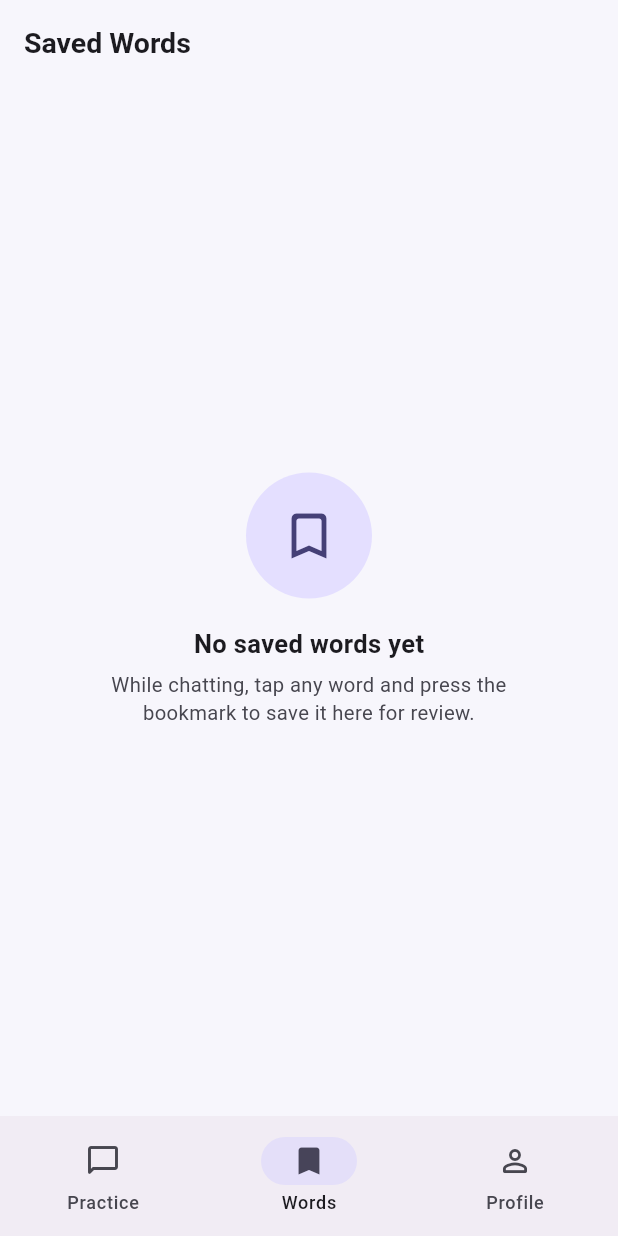
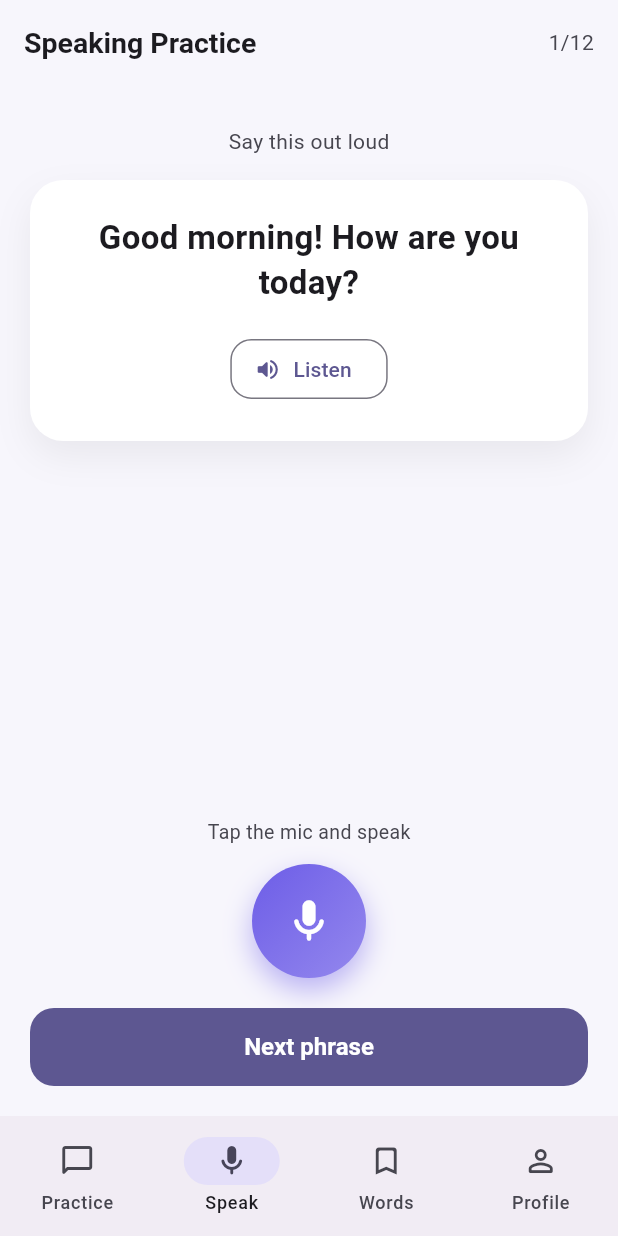
Before and after one commit to daksh437/speak-frankly, a Flutter app: the MainShell screen opened directly, item 2 of the bottom bar chosen, on a phone screen of 412 x 824 dp. Run offline on Flutter 3.47's test engine with Material 3 defaults, Android fonts, the phone set to English and light mode, and no system bars; our stand-ins replace audioplayers, firebase_auth, firebase_core, flutter_tts, shared_preferences, speech_to_text; accounts and stored records are empty; network calls fail.

Commit message:
Speaking practice: mic in chat + listen-and-imitate with pronunciation score
- SpeechService: on-device speech-to-text + TTS (flutter_tts, speech_to_text)
- Chat input gets a mic button (speak your reply, live transcription)
- New Speak tab: hear a phrase, say it back, get a word-overlap pronunciation
  score + feedback + XP
- Manifest: RECORD_AUDIO + recognizer/TTS queries; minSdk 24 (flutter_tts)

Co-Authored-By: Claude Opus 4.8 <noreply@anthropic.com>

```diff
--- a/app/lib/screens/main_shell.dart
+++ b/app/lib/screens/main_shell.dart
@@ -2,6 +2,7 @@ import 'package:flutter/material.dart';
 
 import 'home_screen.dart';
 import 'profile_screen.dart';
+import 'speak_screen.dart';
 import 'vocab_screen.dart';
 
 /// Root shell with bottom navigation: Practice (scenarios), Words (saved vocab),
@@ -22,6 +23,7 @@ class _MainShellState extends State<MainShell> {
         index: _index,
         children: const [
           HomeScreen(),
+          SpeakScreen(),
           VocabScreen(),
           ProfileScreen(),
         ],
@@ -31,6 +33,7 @@ class _MainShellState extends State<MainShell> {
         onDestinationSelected: (i) => setState(() => _index = i),
         destinations: const [
           NavigationDestination(icon: Icon(Icons.chat_bubble_outline_rounded), selectedIcon: Icon(Icons.chat_bubble_rounded), label: 'Practice'),
+          NavigationDestination(icon: Icon(Icons.mic_none_rounded), selectedIcon: Icon(Icons.mic_rounded), label: 'Speak'),
           NavigationDestination(icon: Icon(Icons.bookmark_border_rounded), selectedIcon: Icon(Icons.bookmark_rounded), label: 'Words'),
           NavigationDestination(icon: Icon(Icons.person_outline_rounded), selectedIcon: Icon(Icons.person_rounded), label: 'Profile'),
         ],
--- /dev/null
+++ b/app/lib/screens/speak_screen.dart
@@ -0,0 +1,227 @@
+import 'package:flutter/material.dart';
+
+import '../services/gamification_service.dart';
+import '../services/speech_service.dart';
+import '../theme/app_theme.dart';
+
+/// Listen-and-imitate speaking practice. Hear a phrase (TTS), say it back, and
+/// get a pronunciation score from the on-device recognizer. Earns XP.
+class SpeakScreen extends StatefulWidget {
+  const SpeakScreen({super.key});
+  @override
+  State<SpeakScreen> createState() => _SpeakScreenState();
+}
+
+class _SpeakScreenState extends State<SpeakScreen> {
+  static const _phrases = [
+    'Good morning! How are you today?',
+    'Nice to meet you.',
+    'Could you help me, please?',
+    'I would like a cup of coffee.',
+    'How much does this cost?',
+    'Where is the train station?',
+    'Can you repeat that, please?',
+    'I have been learning English for a month.',
+    'What time does the meeting start?',
+    'Thank you very much for your help.',
+    'I am looking for a new job.',
+    'I really enjoyed the movie.',
+  ];
+
+  int _index = 0;
+  String _recognized = '';
+  int? _score;
+  bool _scored = false;
+
+  String get _phrase => _phrases[_index];
+
+  Future<void> _listen() => SpeechService.instance.speak(_phrase);
+
+  Future<void> _record() async {
+    setState(() {
+      _recognized = '';
+      _score = null;
+      _scored = false;
+    });
+    final ok = await SpeechService.instance.startListening(
+      onResult: (text, isFinal) {
+        if (!mounted) return;
+        setState(() => _recognized = text);
+        if (isFinal && !_scored) _evaluate(text);
+      },
+    );
+    if (!ok && mounted) {
+      ScaffoldMessenger.of(context).showSnackBar(
+        const SnackBar(content: Text('Speech recognition is not available on this device.')),
+      );
+    }
+  }
+
+  void _evaluate(String said) {
+    _scored = true;
+    final score = pronunciationScore(_phrase, said);
+    final xp = score >= 85 ? 10 : (score >= 60 ? 6 : 2);
+    GamificationService.instance.recordActivity(xpGain: xp);
+    setState(() => _score = score);
+  }
+
+  void _next() {
+    SpeechService.instance.stopListening();
+    setState(() {
+      _index = (_index + 1) % _phrases.length;
+      _recognized = '';
+      _score = null;
+      _scored = false;
+    });
+  }
+
+  @override
+  void dispose() {
+    SpeechService.instance.stopListening();
+    super.dispose();
+  }
+
+  @override
+  Widget build(BuildContext context) {
+    final scheme = Theme.of(context).colorScheme;
+    return Scaffold(
+      appBar: AppBar(
+        title: const Text('Speaking Practice'),
+        actions: [
+          Center(child: Text('${_index + 1}/${_phrases.length}', style: TextStyle(color: scheme.onSurfaceVariant))),
+          const SizedBox(width: 16),
+        ],
+      ),
+      body: SafeArea(
+        child: Padding(
+          padding: const EdgeInsets.all(20),
+          child: Column(
+            children: [
+              const SizedBox(height: 8),
+              Text('Say this out loud', style: TextStyle(color: scheme.onSurfaceVariant, fontSize: 14)),
+              const SizedBox(height: 16),
+              // Phrase card
+              Container(
+                width: double.infinity,
+                padding: const EdgeInsets.all(24),
+                decoration: BoxDecoration(
+                  color: Theme.of(context).brightness == Brightness.light ? Colors.white : const Color(0xFF1E1B26),
+                  borderRadius: BorderRadius.circular(22),
+                  boxShadow: Theme.of(context).brightness == Brightness.light
+                      ? [BoxShadow(color: Colors.black.withValues(alpha: 0.06), blurRadius: 20, offset: const Offset(0, 10))]
+                      : null,
+                ),
+                child: Column(
+                  children: [
+                    Text(_phrase, textAlign: TextAlign.center, style: const TextStyle(fontSize: 22, fontWeight: FontWeight.w700, height: 1.35)),
+                    const SizedBox(height: 18),
+                    OutlinedButton.icon(
+                      onPressed: _listen,
+                      icon: const Icon(Icons.volume_up_rounded),
+                      label: const Text('Listen'),
+                      style: OutlinedButton.styleFrom(shape: RoundedRectangleBorder(borderRadius: BorderRadius.circular(14))),
+                    ),
+                  ],
+                ),
+              ),
+              const SizedBox(height: 20),
+              if (_recognized.isNotEmpty || _score != null) _ResultCard(recognized: _recognized, score: _score),
+              const Spacer(),
+              // Mic button
+              AnimatedBuilder(
+                animation: SpeechService.instance,
+                builder: (context, _) {
+                  final listening = SpeechService.instance.isListening;
+                  return Column(
+                    children: [
+                      Text(listening ? 'Listening… tap to stop' : 'Tap the mic and speak',
+                          style: TextStyle(color: scheme.onSurfaceVariant, fontSize: 13)),
+                      const SizedBox(height: 12),
+                      GestureDetector(
+                        onTap: listening ? SpeechService.instance.stopListening : _record,
+                        child: AnimatedContainer(
+                          duration: const Duration(milliseconds: 200),
+                          width: listening ? 88 : 76,
+                          height: listening ? 88 : 76,
+                          decoration: BoxDecoration(
+                            gradient: AppColors.gradient(listening ? const Color(0xFFEF4444) : AppTheme.seed),
+                            shape: BoxShape.circle,
+                            boxShadow: [
+                              BoxShadow(
+                                color: (listening ? const Color(0xFFEF4444) : AppTheme.seed).withValues(alpha: 0.45),
+                                blurRadius: listening ? 26 : 16,
+                                offset: const Offset(0, 8),
+                              ),
+                            ],
+                          ),
+                          child: Icon(listening ? Icons.stop_rounded : Icons.mic_rounded, color: Colors.white, size: 34),
+                        ),
+                      ),
+                    ],
+                  );
+                },
+              ),
+              const SizedBox(height: 20),
+              SizedBox(
+                width: double.infinity,
+                height: 52,
+                child: FilledButton(onPressed: _next, child: const Text('Next phrase')),
+              ),
+            ],
+          ),
+        ),
+      ),
+    );
+  }
+}
+
+class _ResultCard extends StatelessWidget {
+  final String recognized;
+  final int? score;
+  const _ResultCard({required this.recognized, required this.score});
+
+  @override
+  Widget build(BuildContext context) {
+    final scheme = Theme.of(context).colorScheme;
+    Color color;
+    String label;
+    if (score == null) {
+      color = scheme.onSurfaceVariant;
+      label = '';
+    } else if (score! >= 85) {
+      color = AppColors.success;
+      label = 'Excellent! 🌟';
+    } else if (score! >= 60) {
+      color = const Color(0xFFF59E0B);
+      label = 'Good, keep going 👍';
+    } else {
+      color = const Color(0xFFEF4444);
+      label = 'Keep practicing 🔁';
+    }
+
+    return Container(
+      width: double.infinity,
+      padding: const EdgeInsets.all(16),
+      decoration: BoxDecoration(color: color.withValues(alpha: 0.10), borderRadius: BorderRadius.circular(16), border: Border.all(color: color.withValues(alpha: 0.3))),
+      child: Column(
+        crossAxisAlignment: CrossAxisAlignment.start,
+        children: [
+          Row(
+            children: [
+              Text('You said', style: TextStyle(color: scheme.onSurfaceVariant, fontSize: 12.5)),
+              const Spacer(),
+              if (score != null)
+                Text('$score%', style: TextStyle(fontWeight: FontWeight.w800, fontSize: 18, color: color)),
+            ],
+          ),
+          const SizedBox(height: 4),
+          Text(recognized.isEmpty ? '…' : '"$recognized"', style: const TextStyle(fontSize: 15)),
+          if (label.isNotEmpty) ...[
+            const SizedBox(height: 8),
+            Text(label, style: TextStyle(color: color, fontWeight: FontWeight.w700)),
+          ],
+        ],
+      ),
+    );
+  }
+}
--- a/app/pubspec.yaml
+++ b/app/pubspec.yaml
@@ -43,6 +43,10 @@ dependencies:
   # Firebase: anonymous auth gives each learner a real UID the backend trusts.
   firebase_core: ^3.6.0
   firebase_auth: ^5.3.1
+
+  # Speaking practice: on-device speech recognition + text-to-speech.
+  speech_to_text: ^7.0.0
+  flutter_tts: ^4.2.0
 
 dev_dependencies:
   flutter_test:
```
Also changed, not shown: app/lib/screens/chat_screen.dart (+45 -9 lines), app/lib/services/speech_service.dart (added, +120 -0 lines), app/pubspec.lock, 2 other files.
